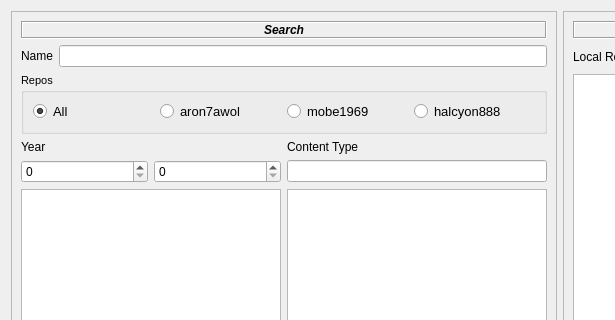
First picture: the form in src/main/python/ui/catalogue.ui, repository 3ll3d00d/beqdesigner, before the edit; both pictures show x 0 to 615 and y 0 to 320 of the 938 by 552 pixel window.
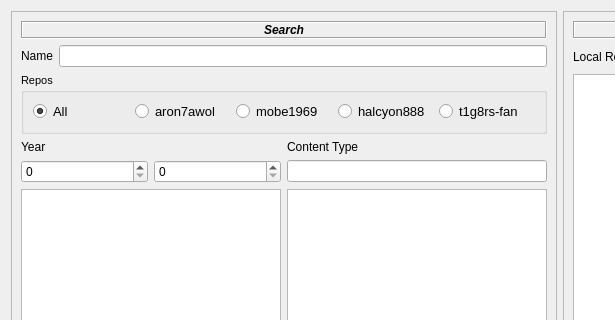
Second picture: the form after the edit.

Commit message: switch merge to using the catalogue

```diff
--- a/src/main/python/ui/catalogue.ui
+++ b/src/main/python/ui/catalogue.ui
@@ -102,6 +102,19 @@
              </property>
             </widget>
            </item>
+           <item>
+            <widget class="QRadioButton" name="t1g8rsfanRepoButton">
+             <property name="font">
+              <font>
+               <pointsize>10</pointsize>
+               <italic>false</italic>
+              </font>
+             </property>
+             <property name="text">
+              <string>t1g8rs-fan</string>
+             </property>
+            </widget>
+           </item>
           </layout>
          </widget>
         </item>
```
Left out of the diff: 6 changed lines with no effect on the pictures. The commit also changes 19 other files.
